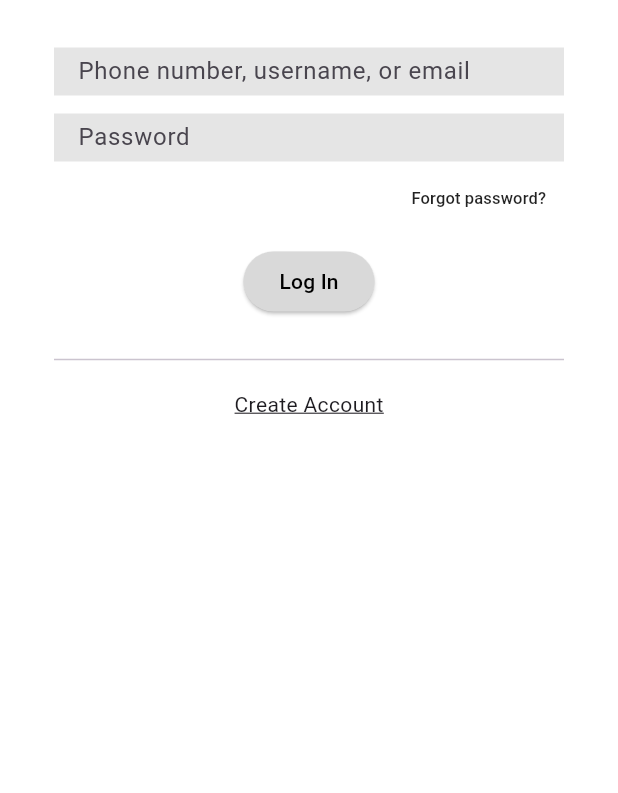
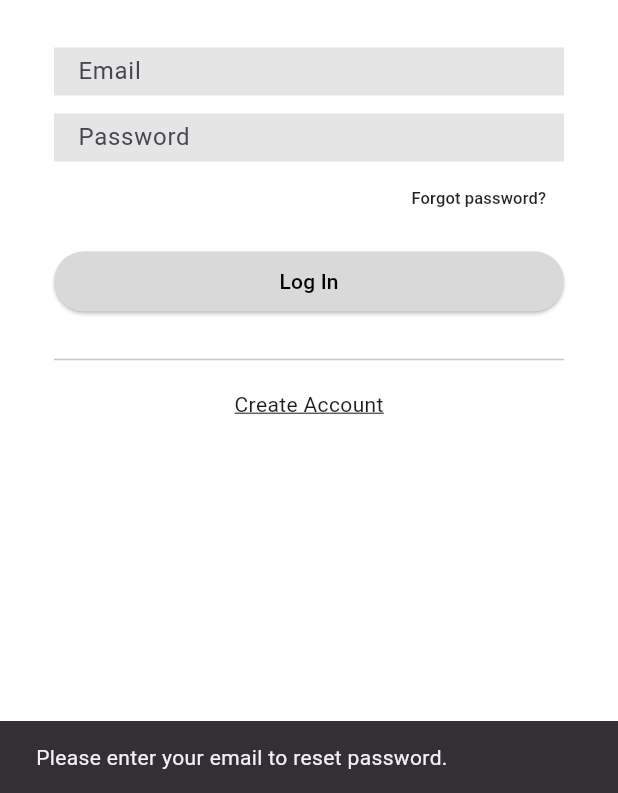
Before and after one commit to botherme-cs222/botherme, a Flutter app: the screen it shows after launch, after a tap on "Forgot password?", on a phone screen of 412 x 824 dp, the part 443-1236 px from its top. Run offline on Flutter 3.47's test engine with Material 3 defaults, Android fonts, the phone set to English and light mode, and no system bars; our stand-ins replace firebase_auth, firebase_core; accounts and stored records are empty.

Commit message:
add backend authentication for login and signup

```diff
--- a/bother_me/lib/main.dart
+++ b/bother_me/lib/main.dart
@@ -1,8 +1,17 @@
 import 'package:bother_me/pages/login.dart';
 import 'package:flutter/material.dart';
+import 'package:firebase_core/firebase_core.dart';
+import 'firebase_options.dart';
 
-void main() {
-  runApp(const MyApp());
+void main() async {
+  WidgetsFlutterBinding.ensureInitialized();
+  await Firebase.initializeApp(
+    options: DefaultFirebaseOptions.currentPlatform,
+  );
+  runApp(const MaterialApp(
+    debugShowCheckedModeBanner: false,
+    home: LoginScreen(),
+  ));
 }
 
 class MyApp extends StatelessWidget {
--- a/bother_me/lib/pages/login.dart
+++ b/bother_me/lib/pages/login.dart
@@ -1,15 +1,90 @@
 import 'package:flutter/material.dart';
+import 'package:firebase_auth/firebase_auth.dart';
 import 'signup.dart';
 import 'notifications.dart';
 
-void main() {
-  runApp(const MaterialApp(
-    debugShowCheckedModeBanner: false,
-    home: LoginScreen(),
-  ));
+class LoginScreen extends StatefulWidget {
+  const LoginScreen({super.key});
+
+  @override
+  State<LoginScreen> createState() => _LoginScreenState();
 }
-class LoginScreen extends StatelessWidget {
-  const LoginScreen({super.key});
+
+class _LoginScreenState extends State<LoginScreen> {
+  final _emailController = TextEditingController();
+  final _passwordController = TextEditingController();
+  bool _isLoading = false;
+
+  Future<void> _logIn() async {
+    final email = _emailController.text.trim();
+    final password = _passwordController.text.trim();
+
+    if (email.isEmpty || password.isEmpty) {
+      ScaffoldMessenger.of(context).showSnackBar(
+        const SnackBar(content: Text('Please enter both email and password.')),
+      );
+      return;
+    }
+
+    setState(() => _isLoading = true);
+
+    try {
+      await FirebaseAuth.instance.signInWithEmailAndPassword(
+        email: email,
+        password: password,
+      );
+
+      if (mounted) {
+        Navigator.pushReplacement(
+          context,
+          MaterialPageRoute(builder: (_) => const NotificationScreen()),
+        );
+      }
+    } on FirebaseAuthException catch (e) {
+      if (mounted) {
+        ScaffoldMessenger.of(context).showSnackBar(
+          SnackBar(content: Text(e.message ?? 'Authentication failed.')),
+        );
+      }
+    } finally {
+      if (mounted) {
+        setState(() => _isLoading = false);
+      }
+    }
+  }
+
+  Future<void> _forgotPassword() async {
+    final email = _emailController.text.trim();
+
+    if (email.isEmpty) {
+      ScaffoldMessenger.of(context).showSnackBar(
+        const SnackBar(content: Text('Please enter your email to reset password.')),
+      );
+      return;
+    }
+
+    try {
+      await FirebaseAuth.instance.sendPasswordResetEmail(email: email);
+      if (mounted) {
+        ScaffoldMessenger.of(context).showSnackBar(
+          const SnackBar(content: Text('Password reset link sent to your email.')),
+        );
+      }
+    } on FirebaseAuthException catch (e) {
+      if (mounted) {
+        ScaffoldMessenger.of(context).showSnackBar(
+          SnackBar(content: Text(e.message ?? 'Failed to send reset email.')),
+        );
+      }
+    }
+  }
+
+  @override
+  void dispose() {
+    _emailController.dispose();
+    _passwordController.dispose();
+    super.dispose();
+  }
 
   @override
   Widget build(BuildContext context) {
@@ -24,12 +99,18 @@ class LoginScreen extends StatelessWidget {
               children: [
                 const Text(
                   'BotherMe',
-                  style: TextStyle(fontFamily: 'serif', fontSize: 32, fontWeight: FontWeight.bold),
+                  style: TextStyle(
+                    fontFamily: 'serif',
+                    fontSize: 32,
+                    fontWeight: FontWeight.bold,
+                  ),
                 ),
                 const SizedBox(height: 32),
-                const TextField(
-                  decoration: InputDecoration(
-                    hintText: 'Phone number, username, or email',
+                TextField(
+                  controller: _emailController,
+                  keyboardType: TextInputType.emailAddress,
+                  decoration: const InputDecoration(
+                    hintText: 'Email',
                     filled: true,
                     fillColor: Color(0xFFE5E5E5),
                     isDense: true,
@@ -37,9 +118,10 @@ class LoginScreen extends StatelessWidget {
                   ),
                 ),
                 const SizedBox(height: 12),
-                const TextField(
+                TextField(
+                  controller: _passwordController,
                   obscureText: true,
-                  decoration: InputDecoration(
+                  decoration: const InputDecoration(
                     hintText: 'Password',
                     filled: true,
                     fillColor: Color(0xFFE5E5E5),
@@ -50,23 +132,28 @@ class LoginScreen extends StatelessWidget {
                 Align(
                   alignment: Alignment.centerRight,
                   child: TextButton(
-                    onPressed: () {},
-                    child: const Text('Forgot password?', style: TextStyle(color: Colors.black87, fontSize: 11)),
+                    onPressed: _forgotPassword,
+                    child: const Text(
+                      'Forgot password?',
+                      style: TextStyle(color: Colors.black87, fontSize: 11),
+                    ),
                   ),
                 ),
                 const SizedBox(height: 8),
                 ElevatedButton(
-                  onPressed: () {
-                    Navigator.push(
-                      context,
-                      MaterialPageRoute(builder: (_) => const NotificationScreen()),
-                    );
-                  },
+                  onPressed: _isLoading ? null : _logIn,
                   style: ElevatedButton.styleFrom(
                     backgroundColor: const Color(0xFFD9D9D9),
                     foregroundColor: Colors.black,
+                    minimumSize: const Size(double.infinity, 40),
                   ),
-                  child: const Text('Log In'),
+                  child: _isLoading
+                      ? const SizedBox(
+                          height: 16,
+                          width: 16,
+                          child: CircularProgressIndicator(strokeWidth: 2),
+                        )
+                      : const Text('Log In'),
                 ),
                 const SizedBox(height: 20),
                 const Divider(),
@@ -78,7 +165,10 @@ class LoginScreen extends StatelessWidget {
                       MaterialPageRoute(builder: (_) => const SignUpScreen()),
                     );
                   },
-                  child: const Text('Create Account', style: TextStyle(decoration: TextDecoration.underline)),
+                  child: const Text(
+                    'Create Account',
+                    style: TextStyle(decoration: TextDecoration.underline),
+                  ),
                 ),
               ],
             ),
--- a/bother_me/pubspec.yaml
+++ b/bother_me/pubspec.yaml
@@ -33,7 +33,9 @@ dependencies:
 
   # The following adds the Cupertino Icons font to your application.
   # Use with the CupertinoIcons class for iOS style icons.
-  cupertino_icons: ^2.0.0
+  cupertino_icons: ^1.0.8
+  firebase_core: ^5.1.0
+  firebase_auth: ^7.0.1
 
 dev_dependencies:
   flutter_test:
```
Also changed, not shown: bother_me/lib/pages/signup.dart (+96 -21 lines), bother_me/firebase.json (added), bother_me/lib/firebase_options.dart (added), 3 other files.
